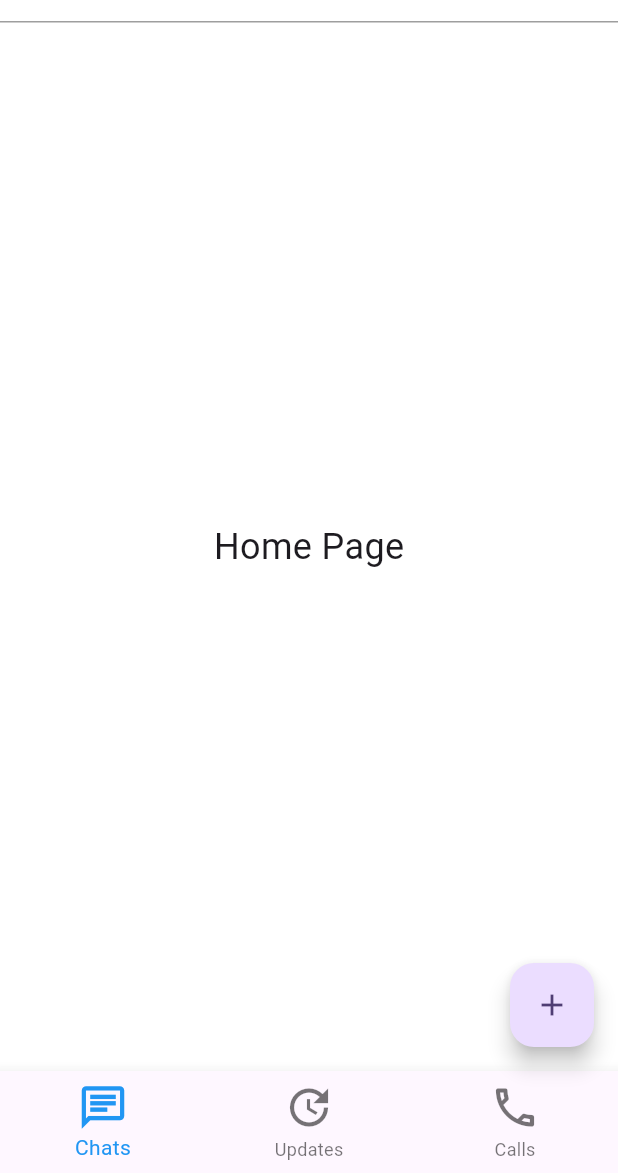
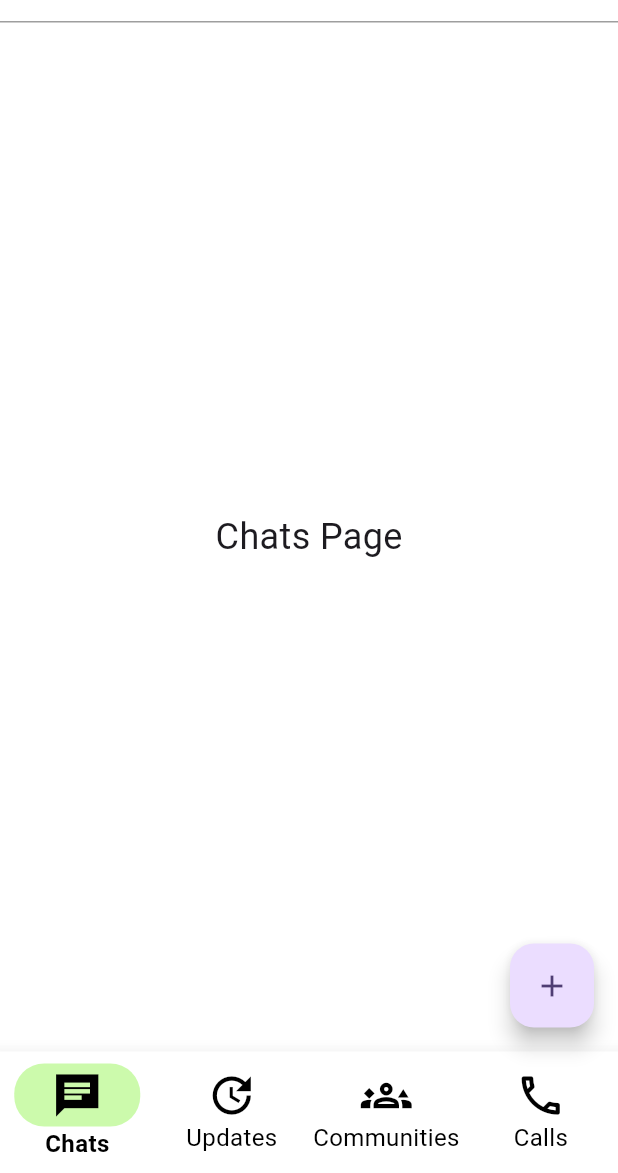
Before and after one commit to fdg2425/whatsapp_ui, a Flutter app: the screen it shows after launch, on a phone screen of 412 x 824 dp, the part 63-1236 px from its top. Run offline on Flutter 3.47's test engine with Material 3 defaults, Android fonts, the phone set to English and light mode, and no system bars.

Commit message:
BottomNavigationBar with 4 items like in WhatsApp

```diff
--- /dev/null
+++ b/lib/active_navigationbar_icon.dart
@@ -0,0 +1,19 @@
+import 'package:flutter/material.dart';
+
+class ActiveNavigationBarIcon extends StatelessWidget {
+  const ActiveNavigationBarIcon({super.key, required this.iconData});
+
+  final IconData iconData;
+
+  @override
+  Widget build(BuildContext context) {
+    return Container(
+        padding: const EdgeInsets.symmetric(vertical: 4, horizontal: 25),
+        //margin: const EdgeInsets.only(bottom: 6),
+        decoration: BoxDecoration(
+          color: const Color.fromARGB(144, 164, 247, 108),
+          borderRadius: BorderRadius.circular(20), // Rounded corners
+        ),
+        child: Icon(iconData));
+  }
+}
--- a/lib/main.dart
+++ b/lib/main.dart
@@ -1,5 +1,6 @@
 import 'package:flutter/material.dart';
 
+import 'active_navigationbar_icon.dart';
 import 'settings_page.dart';
 
 void main() {
@@ -20,7 +21,15 @@ class MyApp extends StatelessWidget {
           backgroundColor: Colors.white, // AppBar background
           // foregroundColor: Colors.white, // Text & icon color
           // elevation: 4, // Shadow effect
-        ), // Set background color here
+        ),
+        bottomNavigationBarTheme: const BottomNavigationBarThemeData(
+          backgroundColor:
+              Colors.white, // Background color of BottomNavigationBar
+          selectedItemColor: Colors.black, // Color for selected item
+          unselectedItemColor: Colors.black, // Color for unselected items
+          elevation: 10, // Shadow effect
+        ),
+// Set background color here
         useMaterial3: true,
       ),
       home: const MyHomePage(title: 'Flutter Demo Home Page'),
@@ -41,9 +50,11 @@ class _MyHomePageState extends State<MyHomePage> {
   int _selectedIndex = 0;
 
   static final List<Widget> _pages = <Widget>[
-    const Center(child: Text('Home Page', style: TextStyle(fontSize: 24))),
-    const Center(child: Text('Search Page', style: TextStyle(fontSize: 24))),
-    const Center(child: Text('Profile Page', style: TextStyle(fontSize: 24))),
+    const Center(child: Text('Chats Page', style: TextStyle(fontSize: 24))),
+    const Center(child: Text('Updates Page', style: TextStyle(fontSize: 24))),
+    const Center(
+        child: Text('Communities Page', style: TextStyle(fontSize: 24))),
+    const Center(child: Text('Calls Page', style: TextStyle(fontSize: 24))),
   ];
 
   // void _incrementCounter() {
@@ -174,16 +185,31 @@ class _MyHomePageState extends State<MyHomePage> {
         child: const Icon(Icons.add),
       ),
       bottomNavigationBar: BottomNavigationBar(
+        iconSize: 34,
+        type: BottomNavigationBarType.fixed,
+        selectedLabelStyle:
+            const TextStyle(fontSize: 16, fontWeight: FontWeight.bold),
+        unselectedLabelStyle: const TextStyle(fontSize: 16),
         items: const [
           BottomNavigationBarItem(
-              icon: Icon(Icons.chat_outlined, size: 34), label: 'Chats'),
+              activeIcon: ActiveNavigationBarIcon(iconData: Icons.chat_sharp),
+              icon: Icon(Icons.chat_outlined),
+              label: 'Chats'),
           BottomNavigationBarItem(
-              icon: Icon(Icons.update_outlined, size: 34), label: 'Updates'),
+              activeIcon: ActiveNavigationBarIcon(iconData: Icons.update_sharp),
+              icon: Icon(Icons.update_outlined),
+              label: 'Updates'),
           BottomNavigationBarItem(
-              icon: Icon(Icons.call_outlined, size: 34), label: 'Calls'),
+              activeIcon:
+                  ActiveNavigationBarIcon(iconData: Icons.groups_3_sharp),
+              icon: Icon(Icons.groups_3_outlined),
+              label: 'Communities'),
+          BottomNavigationBarItem(
+              activeIcon: ActiveNavigationBarIcon(iconData: Icons.call_sharp),
+              icon: Icon(Icons.call_outlined),
+              label: 'Calls'),
         ],
         currentIndex: _selectedIndex,
-        selectedItemColor: Colors.blue,
         onTap: (value) {
           setState(() {
             _selectedIndex = value;
```
